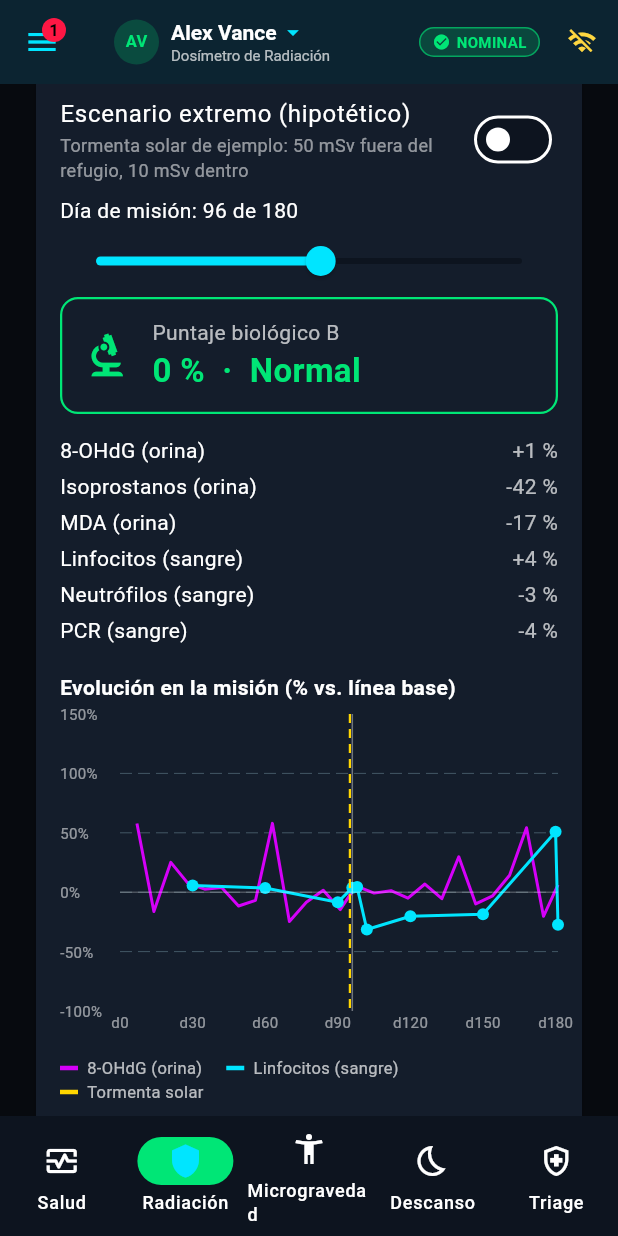
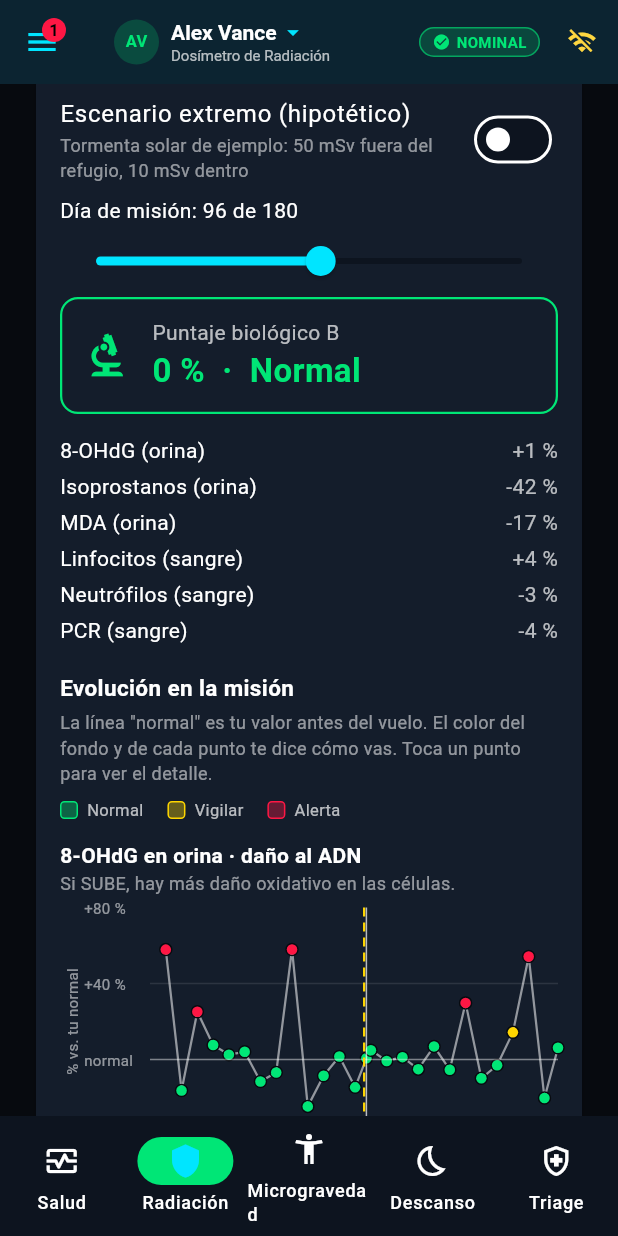
Before and after one commit to Miguelax0718/Insterestelares, a Flutter app: the screen it shows after launch, item 2 of the bottom bar chosen, scrolled down 576 dp, on a phone screen of 412 x 824 dp. Run offline on Flutter 3.47's test engine with Material 3 defaults, Android fonts, the phone set to English and light mode, and no system bars; drawn by our look-alikes of fl_chart; our stand-ins replace flutter_riverpod.

Commit message:
feat(radiation): restore traffic-light biomarker chart and symptom list
Restores the version Juan prefers: trend chart colored red/yellow/green by level and possible-symptoms list below it. Replaces the per-marker charts from 07fb55a (reverted).

```diff
--- a/lib/features/02_radiation/presentation/radiation_view.dart
+++ b/lib/features/02_radiation/presentation/radiation_view.dart
@@ -7,6 +7,7 @@ import 'package:astramed/features/crew/models/astronaut_profile.dart';
 import 'package:astramed/features/crew/presentation/providers/crew_provider.dart';
 
 import '../widgets/biomarker_panel.dart';
+import '../widgets/radiation_symptoms_card.dart';
 
 class RadiationView extends ConsumerWidget {
   const RadiationView({super.key});
@@ -147,6 +148,8 @@ class RadiationView extends ConsumerWidget {
         ),
         const SizedBox(height: 16),
         const BiomarkerPanel(),
+        const SizedBox(height: 16),
+        const RadiationSymptomsCard(),
       ],
     );
   }
--- a/lib/features/02_radiation/widgets/biomarker_panel.dart
+++ b/lib/features/02_radiation/widgets/biomarker_panel.dart
@@ -9,6 +9,7 @@ import '../models/biomarkers/biomarker_baseline.dart';
 import '../models/contracts/bio_summary.dart';
 import '../providers/biomarker_providers.dart';
 import '../providers/biomarker_score_calculator.dart';
+import 'biomarker_trend_chart.dart';
 
 /// Nivel del semáforo biológico según el puntaje B.
 ///
@@ -99,23 +100,26 @@ class BiomarkerPanel extends ConsumerWidget {
             _MarkerTable(summary: summary),
             const SizedBox(height: 16),
             const Text(
-              'Evolución en la misión (% vs. línea base)',
-              style: TextStyle(fontWeight: FontWeight.bold),
+              'Evolución en la misión',
+              style: TextStyle(fontWeight: FontWeight.bold, fontSize: 15),
             ),
-            const SizedBox(height: 8),
-            SizedBox(
-              height: 220,
-              child: _MissionChart(repo: repo, astronautId: astronaut, day: day),
+            const SizedBox(height: 4),
+            const Text(
+              'La línea "normal" es tu valor antes del vuelo. El color del fondo '
+              'y de cada punto te dice cómo vas. Toca un punto para ver el detalle.',
+              style: TextStyle(color: Colors.white54, fontSize: 12),
             ),
             const SizedBox(height: 8),
             const Wrap(
               spacing: 16,
               children: [
-                _Legend(color: SpaceTheme.neonPurple, text: '8-OHdG (orina)'),
-                _Legend(color: SpaceTheme.cyan, text: 'Linfocitos (sangre)'),
-                _Legend(color: SpaceTheme.warningYellow, text: 'Tormenta solar'),
+                _Legend(color: SpaceTheme.green, text: 'Normal'),
+                _Legend(color: SpaceTheme.warningYellow, text: 'Vigilar'),
+                _Legend(color: SpaceTheme.dangerRed, text: 'Alerta'),
               ],
             ),
+            const SizedBox(height: 12),
+            _MissionCharts(repo: repo, astronautId: astronaut, day: day),
             const SizedBox(height: 12),
             const Text(
               'Datos simulados. La sangre previa al vuelo es real (Inspiration4, '
@@ -222,8 +226,10 @@ class _MarkerTable extends StatelessWidget {
   }
 }
 
-class _MissionChart extends StatelessWidget {
-  const _MissionChart({
+/// Una gráfica por marcador clave (orina y sangre), cada una con sus propias
+/// zonas de color, para no mezclar escalas ni direcciones en una sola.
+class _MissionCharts extends StatelessWidget {
+  const _MissionCharts({
     required this.repo,
     required this.astronautId,
     required this.day,
@@ -256,68 +262,32 @@ class _MissionChart extends StatelessWidget {
               _clampY((b.lymphocytes10e9PerL / lymphBase - 1) * 100)),
     ];
     final spe = repo.lastSolarEventAt(repo.dateOfMissionDay(repo.missionDays + 1));
+    final speDay = spe == null ? null : _dayOf(spe);
 
-    return LineChart(
-      LineChartData(
-        minX: 0,
-        maxX: (repo.missionDays + 1).toDouble(),
-        minY: -100,
-        maxY: 150,
-        gridData: const FlGridData(drawVerticalLine: false, horizontalInterval: 50),
-        borderData: FlBorderData(show: false),
-        titlesData: FlTitlesData(
-          topTitles: const AxisTitles(sideTitles: SideTitles(showTitles: false)),
-          rightTitles: const AxisTitles(sideTitles: SideTitles(showTitles: false)),
-          leftTitles: AxisTitles(
-            sideTitles: SideTitles(
-              showTitles: true,
-              reservedSize: 40,
-              interval: 50,
-              getTitlesWidget: (v, meta) => Text('${v.toInt()}%',
-                  style: const TextStyle(fontSize: 10, color: Colors.white54)),
-            ),
-          ),
-          bottomTitles: AxisTitles(
-            sideTitles: SideTitles(
-              showTitles: true,
-              interval: 30,
-              getTitlesWidget: (v, meta) => v % 30 == 0
-                  ? Text('d${v.toInt()}',
-                      style: const TextStyle(fontSize: 10, color: Colors.white54))
-                  : const SizedBox.shrink(),
-            ),
-          ),
+    return Column(
+      children: [
+        BiomarkerTrendChart(
+          key: const Key('trendChart_ohdg'),
+          title: '8-OHdG en orina · daño al ADN',
+          meaning: 'Si SUBE, hay más daño oxidativo en las células.',
+          spots: ohdg,
+          lowerIsWorse: false,
+          missionDays: repo.missionDays,
+          selectedDay: day,
+          solarEventDay: speDay,
         ),
-        extraLinesData: ExtraLinesData(
-          horizontalLines: [
-            HorizontalLine(y: 0, color: Colors.white24, strokeWidth: 1),
-          ],
-          verticalLines: [
-            if (spe != null)
-              VerticalLine(
-                x: _dayOf(spe).toDouble(),
-                color: SpaceTheme.warningYellow,
-                strokeWidth: 1.5,
-                dashArray: [6, 4],
-              ),
-            VerticalLine(x: day.toDouble(), color: Colors.white38, strokeWidth: 1),
-          ],
+        const SizedBox(height: 20),
+        BiomarkerTrendChart(
+          key: const Key('trendChart_lymphocytes'),
+          title: 'Linfocitos en sangre · defensas',
+          meaning: 'Si BAJAN, tus defensas se debilitan (pasa tras dosis altas).',
+          spots: lymph,
+          lowerIsWorse: true,
+          missionDays: repo.missionDays,
+          selectedDay: day,
+          solarEventDay: speDay,
         ),
-        lineBarsData: [
-          LineChartBarData(
-            spots: ohdg,
-            color: SpaceTheme.neonPurple,
-            barWidth: 2,
-            dotData: const FlDotData(show: false),
-          ),
-          LineChartBarData(
-            spots: lymph,
-            color: SpaceTheme.cyan,
-            barWidth: 2,
-            dotData: const FlDotData(show: true),
-          ),
-        ],
-      ),
+      ],
     );
   }
 }
@@ -332,7 +302,15 @@ class _Legend extends StatelessWidget {
   Widget build(BuildContext context) => Row(
         mainAxisSize: MainAxisSize.min,
         children: [
-          Container(width: 12, height: 3, color: color),
+          Container(
+            width: 12,
+            height: 12,
+            decoration: BoxDecoration(
+              color: color.withValues(alpha: 0.35),
+              border: Border.all(color: color),
+              borderRadius: BorderRadius.circular(3),
+            ),
+          ),
           const SizedBox(width: 6),
           Text(text, style: const TextStyle(fontSize: 11, color: Colors.white70)),
         ],
--- /dev/null
+++ b/lib/features/02_radiation/widgets/biomarker_trend_chart.dart
@@ -0,0 +1,235 @@
+import 'dart:math' as math;
+
+import 'package:fl_chart/fl_chart.dart';
+import 'package:flutter/material.dart';
+
+import '../../../core/theme/space_theme.dart';
+import 'biomarker_panel.dart';
+
+/// Gráfica de UN biomarcador a lo largo de la misión, pensada para leerse
+/// sin conocimientos médicos:
+///
+/// - Fondo de colores: verde = normal, amarillo = vigilar, rojo = alerta,
+///   según la dirección que es mala para ese marcador.
+/// - Cada punto se pinta con el color de su zona.
+/// - Líneas marcadas: "Tormenta solar" y el día que se está mirando.
+/// - Debajo, una frase con la lectura del día ("Día 96: +32 % · Vigilar").
+/// - Al tocar un punto se ve el día, el cambio y su nivel.
+class BiomarkerTrendChart extends StatelessWidget {
+  const BiomarkerTrendChart({
+    super.key,
+    required this.title,
+    required this.meaning,
+    required this.spots,
+    required this.lowerIsWorse,
+    required this.missionDays,
+    required this.selectedDay,
+    this.solarEventDay,
+  });
+
+  /// Nombre del marcador y para qué sirve, p. ej. "Linfocitos · defensas".
+  final String title;
+
+  /// Qué significa que suba o baje, en lenguaje sencillo.
+  final String meaning;
+
+  /// Puntos (día de misión, % de cambio vs. la línea base).
+  final List<FlSpot> spots;
+
+  /// true si BAJAR es lo malo (linfocitos, neutrófilos).
+  final bool lowerIsWorse;
+
+  final int missionDays;
+  final int selectedDay;
+  final int? solarEventDay;
+
+  static const double _minAxis = -100;
+  static const double _maxAxis = 150;
+
+  /// Nivel del semáforo de un cambio en % para este marcador.
+  BioLevel levelOf(double pct) =>
+      BioLevel.of((lowerIsWorse ? -pct : pct) / 100);
+
+  /// Último punto tomado hasta [selectedDay], o null si aún no hay muestras.
+  FlSpot? get latestUpToSelected {
+    FlSpot? best;
+    for (final s in spots) {
+      if (s.x <= selectedDay && (best == null || s.x > best.x)) best = s;
+    }
+    return best;
+  }
+
+  static String pct(double v) => '${v >= 0 ? '+' : ''}${v.toStringAsFixed(0)} %';
+
+  @override
+  Widget build(BuildContext context) {
+    final ys = spots.map((s) => s.y);
+    final dataMin = ys.isEmpty ? 0.0 : ys.reduce(math.min);
+    final dataMax = ys.isEmpty ? 0.0 : ys.reduce(math.max);
+    // Rango que siempre muestra las tres zonas y algo de margen.
+    final minY = (math.min(-40.0, dataMin - 10) / 20).floor() * 20.0;
+    final maxY = (math.max(40.0, dataMax + 10) / 20).ceil() * 20.0;
+    final lo = minY.clamp(_minAxis, 0.0);
+    final hi = maxY.clamp(0.0, _maxAxis);
+    final yInterval = math.max(20.0, ((hi - lo) / 4 / 20).ceil() * 20.0);
+
+    final watch = BioLevel.watchFrom * 100;
+    final alert = BioLevel.alertFrom * 100;
+    final zones = lowerIsWorse
+        ? [
+            (lo, -alert, SpaceTheme.dangerRed),
+            (-alert, -watch, SpaceTheme.warningYellow),
+            (-watch, hi, SpaceTheme.green),
+          ]
+        : [
+            (lo, watch, SpaceTheme.green),
+            (watch, alert, SpaceTheme.warningYellow),
+            (alert, hi, SpaceTheme.dangerRed),
+          ];
+
+    final latest = latestUpToSelected;
+    final latestLevel = latest == null ? null : levelOf(latest.y);
+    const axisStyle = TextStyle(fontSize: 10, color: Colors.white54);
+
+    return Column(
+      crossAxisAlignment: CrossAxisAlignment.start,
+      children: [
+        Text(title, style: const TextStyle(fontWeight: FontWeight.bold)),
+        Text(meaning, style: const TextStyle(color: Colors.white54, fontSize: 12)),
+        const SizedBox(height: 8),
+        SizedBox(
+          height: 190,
+          child: LineChart(
+            LineChartData(
+              minX: 0,
+              maxX: (missionDays + 1).toDouble(),
+              minY: lo,
+              maxY: hi,
+              clipData: const FlClipData.all(),
+              rangeAnnotations: RangeAnnotations(
+                horizontalRangeAnnotations: [
+                  for (final (y1, y2, color) in zones)
+                    if (y2 > y1)
+                      HorizontalRangeAnnotation(
+                        y1: y1,
+                        y2: y2,
+                        color: color.withValues(alpha: 0.10),
+                      ),
+                ],
+              ),
+              gridData: FlGridData(
+                drawVerticalLine: false,
+                horizontalInterval: yInterval,
+                getDrawingHorizontalLine: (_) =>
+                    const FlLine(color: Colors.white10, strokeWidth: 1),
+              ),
+              borderData: FlBorderData(show: false),
+              titlesData: FlTitlesData(
+                topTitles: const AxisTitles(sideTitles: SideTitles(showTitles: false)),
+                rightTitles: const AxisTitles(sideTitles: SideTitles(showTitles: false)),
+                leftTitles: AxisTitles(
+                  axisNameWidget: const Text('% vs. tu normal', style: axisStyle),
+                  axisNameSize: 16,
+                  sideTitles: SideTitles(
+                    showTitles: true,
+                    reservedSize: 44,
+                    interval: yInterval,
+                    getTitlesWidget: (v, meta) => Text(
+                      v == 0 ? 'normal' : pct(v),
+                      style: axisStyle,
+                    ),
+                  ),
+                ),
+                bottomTitles: AxisTitles(
+                  axisNameWidget: const Text('Día de misión', style: axisStyle),
+                  axisNameSize: 16,
+                  sideTitles: SideTitles(
+                    showTitles: true,
+                    interval: 30,
+                    getTitlesWidget: (v, meta) => v % 30 == 0
+                        ? Text('${v.toInt()}', style: axisStyle)
+                        : const SizedBox.shrink(),
+                  ),
+                ),
+              ),
+              extraLinesData: ExtraLinesData(
+                horizontalLines: [
+                  HorizontalLine(y: 0, color: Colors.white38, strokeWidth: 1),
+                ],
+                verticalLines: [
+                  if (solarEventDay != null)
+                    VerticalLine(
+                      x: solarEventDay!.toDouble(),
+                      color: SpaceTheme.warningYellow,
+                      strokeWidth: 1.5,
+                      dashArray: [6, 4],
+                      label: VerticalLineLabel(
+                        show: true,
+                        alignment: Alignment.topLeft,
+                        style: const TextStyle(
+                            color: SpaceTheme.warningYellow, fontSize: 10),
+                        labelResolver: (_) => 'Tormenta solar',
+                      ),
+                    ),
+                  VerticalLine(
+                    x: selectedDay.toDouble(),
+                    color: Colors.white70,
+                    strokeWidth: 1,
+                    label: VerticalLineLabel(
+                      show: true,
+                      alignment: Alignment.bottomRight,
+                      style: const TextStyle(color: Colors.white70, fontSize: 10),
+                      labelResolver: (_) => 'Día $selectedDay',
+                    ),
+                  ),
+                ],
+              ),
+              lineTouchData: LineTouchData(
+                touchTooltipData: LineTouchTooltipData(
+                  getTooltipColor: (_) => SpaceTheme.surface,
+                  fitInsideHorizontally: true,
+                  fitInsideVertically: true,
+                  getTooltipItems: (touched) => [
+                    for (final t in touched)
+                      LineTooltipItem(
+                        'Día ${t.x.toInt()}\n${pct(t.y)} · ${levelOf(t.y).label}',
+                        TextStyle(color: levelOf(t.y).color, fontSize: 12),
+                      ),
+                  ],
+                ),
+              ),
+              lineBarsData: [
+                LineChartBarData(
+                  spots: spots,
+                  color: Colors.white54,
+                  barWidth: 1.5,
+                  dotData: FlDotData(
+                    getDotPainter: (spot, _, __, ___) => FlDotCirclePainter(
+                      radius: 3.5,
+                      color: levelOf(spot.y).color,
+                      strokeWidth: 1,
+                      strokeColor: SpaceTheme.background,
+                    ),
+                  ),
+                ),
+              ],
+            ),
+          ),
+        ),
+        const SizedBox(height: 6),
+        Text(
+          latest == null
+              ? 'Día $selectedDay: aún no hay muestras.'
+              : 'Día $selectedDay (muestra del día ${latest.x.toInt()}): '
+                  '${pct(latest.y)} vs. tu normal · ${latestLevel!.label}',
+          key: Key('trendReading_$title'),
+          style: TextStyle(
+            color: latestLevel?.color ?? Colors.white54,
+            fontWeight: FontWeight.bold,
+            fontSize: 13,
+          ),
+        ),
+      ],
+    );
+  }
+}
```
Also changed, not shown: lib/features/02_radiation/models/radiation_symptom.dart (added, +143 -0 lines), lib/features/02_radiation/providers/symptom_providers.dart (added, +7 -0 lines), lib/features/02_radiation/widgets/radiation_symptoms_card.dart (added, +221 -0 lines), 1 other file.
